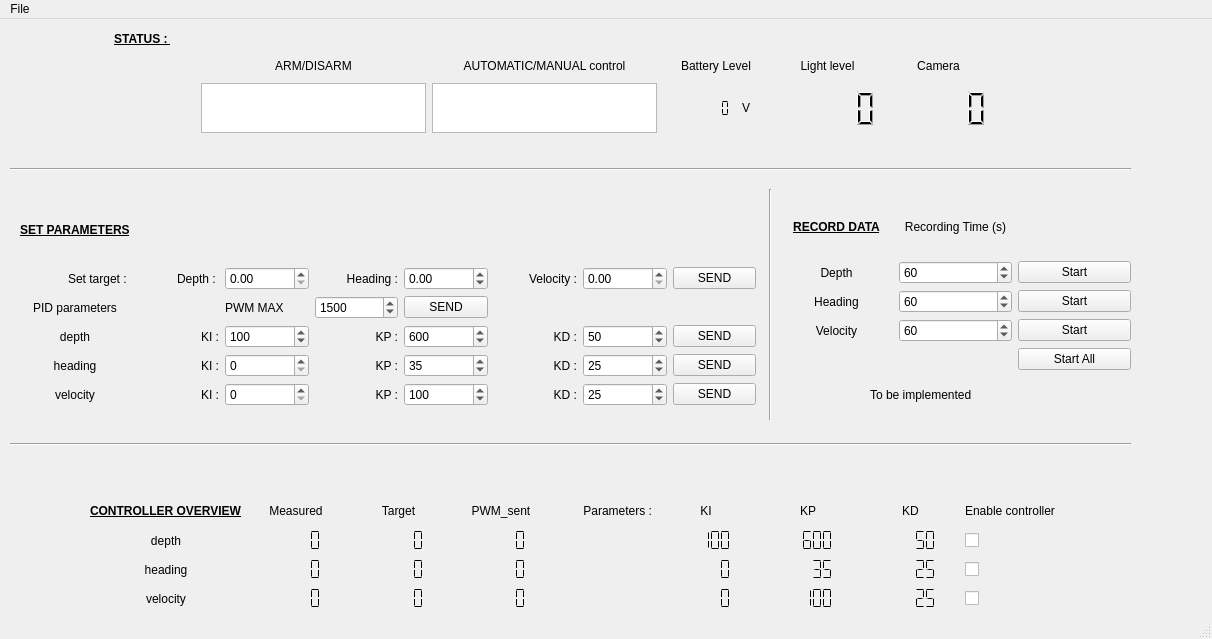
The window that src/interface/BlueRov2.ui (cyrilcotsaftis/bluerov_ros_playground) describes before a commit, drawn with Qt 5.
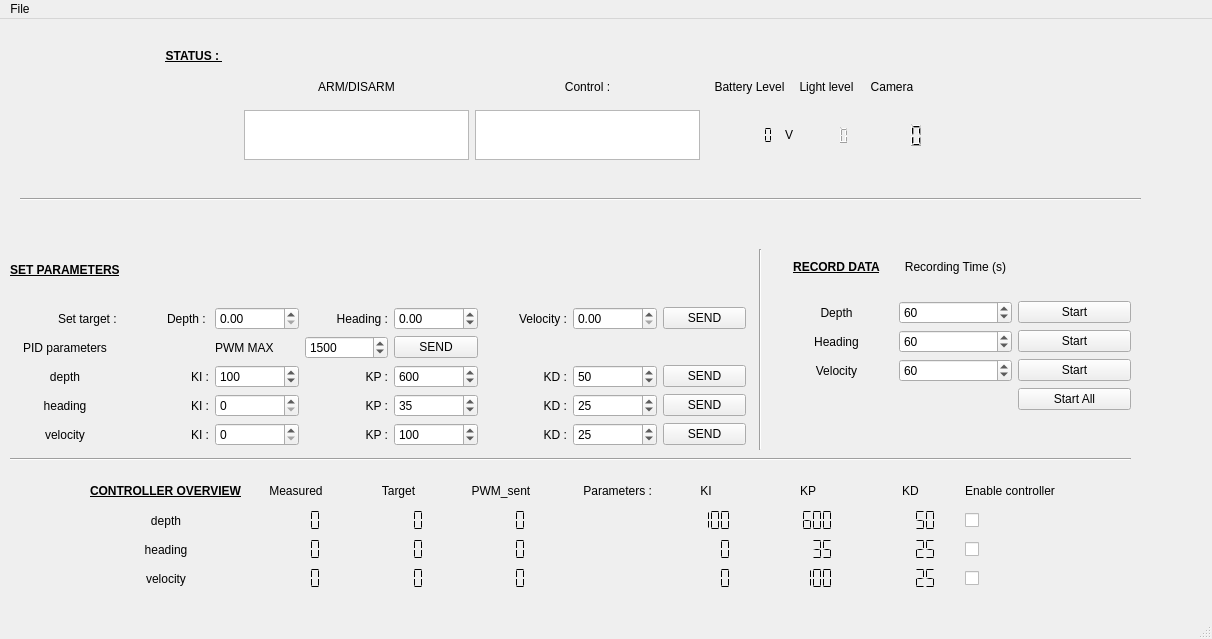
The same window after the commit.

The edit to the form file:
```diff
--- a/src/interface/BlueRov2.ui
+++ b/src/interface/BlueRov2.ui
@@ -26,8 +26,8 @@
    <widget class="QWidget" name="gridLayoutWidget">
     <property name="geometry">
      <rect>
-      <x>20</x>
-      <y>180</y>
+      <x>10</x>
+      <y>220</y>
       <width>736</width>
       <height>207</height>
      </rect>
@@ -261,6 +261,12 @@
      </item>
      <item row="4" column="2">
       <widget class="QSpinBox" name="spinBox_KI_heading">
+       <property name="autoFillBackground">
+        <bool>false</bool>
+       </property>
+       <property name="inputMethodHints">
+        <set>Qt::ImhDigitsOnly</set>
+       </property>
        <property name="maximum">
         <number>1000</number>
        </property>
@@ -393,7 +399,7 @@
     <property name="geometry">
      <rect>
       <x>90</x>
-      <y>480</y>
+      <y>460</y>
       <width>971</width>
       <height>111</height>
      </rect>
@@ -762,53 +768,34 @@
    <widget class="QWidget" name="gridLayoutWidget_3">
     <property name="geometry">
      <rect>
-      <x>90</x>
-      <y>10</y>
-      <width>901</width>
-      <height>104</height>
+      <x>150</x>
+      <y>30</y>
+      <width>774</width>
+      <height>111</height>
      </rect>
     </property>
-    <layout class="QGridLayout" name="gridLayout_status" columnstretch="75,75,75,75,75,75" rowminimumheight="20,20,50">
+    <layout class="QGridLayout" name="gridLayout_status" columnstretch="75,0,0,0,0,0">
      <property name="sizeConstraint">
       <enum>QLayout::SetDefaultConstraint</enum>
      </property>
-     <item row="2" column="3">
-      <layout class="QHBoxLayout" name="horizontalLayout">
-       <item>
-        <widget class="QLCDNumber" name="battery_level_display">
-         <property name="font">
-          <font>
-           <pointsize>20</pointsize>
-          </font>
-         </property>
-         <property name="layoutDirection">
-          <enum>Qt::LeftToRight</enum>
-         </property>
-         <property name="frameShape">
-          <enum>QFrame::NoFrame</enum>
-         </property>
-         <property name="smallDecimalPoint">
+     <item row="1" column="4">
+      <widget class="QLabel" name="label_35">
+       <property name="enabled">
           <bool>true</bool>
          </property>
-         <property name="digitCount">
-          <number>7</number>
-         </property>
-         <property name="segmentStyle">
-          <enum>QLCDNumber::Flat</enum>
-         </property>
-         <property name="intValue" stdset="0">
-          <number>0</number>
-         </property>
-        </widget>
-       </item>
-       <item>
-        <widget class="QLabel" name="label_36">
+       <property name="sizePolicy">
+        <sizepolicy hsizetype="Minimum" vsizetype="Expanding">
+         <horstretch>0</horstretch>
+         <verstretch>0</verstretch>
+        </sizepolicy>
+       </property>
          <property name="text">
-          <string>V</string>
-         </property>
-        </widget>
-       </item>
-      </layout>
+        <string>Light level</string>
+       </property>
+       <property name="alignment">
+        <set>Qt::AlignCenter</set>
+       </property>
+      </widget>
      </item>
      <item row="1" column="1">
       <widget class="QLabel" name="label_32">
@@ -823,7 +810,7 @@
      <item row="1" column="2">
       <widget class="QLabel" name="label_33">
        <property name="text">
-        <string>AUTOMATIC/MANUAL control</string>
+        <string>Control :</string>
        </property>
        <property name="alignment">
         <set>Qt::AlignCenter</set>
@@ -847,25 +834,6 @@
        </property>
       </widget>
      </item>
-     <item row="1" column="3">
-      <widget class="QLabel" name="label_34">
-       <property name="sizePolicy">
-        <sizepolicy hsizetype="Preferred" vsizetype="Preferred">
-         <horstretch>1</horstretch>
-         <verstretch>0</verstretch>
-        </sizepolicy>
-       </property>
-       <property name="inputMethodHints">
-        <set>Qt::ImhNone</set>
-       </property>
-       <property name="text">
-        <string>Battery Level</string>
-       </property>
-       <property name="alignment">
-        <set>Qt::AlignCenter</set>
-       </property>
-      </widget>
-     </item>
      <item row="2" column="1">
       <widget class="QTextBrowser" name="arm_disarm_display">
        <property name="sizePolicy">
@@ -905,25 +873,6 @@
        </property>
       </widget>
      </item>
-     <item row="1" column="4">
-      <widget class="QLabel" name="label_35">
-       <property name="enabled">
-        <bool>true</bool>
-       </property>
-       <property name="sizePolicy">
-        <sizepolicy hsizetype="Minimum" vsizetype="Expanding">
-         <horstretch>0</horstretch>
-         <verstretch>0</verstretch>
-        </sizepolicy>
-       </property>
-       <property name="text">
-        <string>Light level</string>
-       </property>
-       <property name="alignment">
-        <set>Qt::AlignCenter</set>
-       </property>
-      </widget>
-     </item>
      <item row="1" column="5">
       <widget class="QLabel" name="label_44">
        <property name="text">
@@ -947,13 +896,70 @@
        </property>
       </widget>
      </item>
+     <item row="2" column="3">
+      <layout class="QHBoxLayout" name="horizontalLayout">
+       <item>
+        <widget class="QLCDNumber" name="battery_level_display">
+         <property name="font">
+          <font>
+           <pointsize>20</pointsize>
+          </font>
+         </property>
+         <property name="layoutDirection">
+          <enum>Qt::LeftToRight</enum>
+         </property>
+         <property name="frameShape">
+          <enum>QFrame::NoFrame</enum>
+         </property>
+         <property name="smallDecimalPoint">
+          <bool>true</bool>
+         </property>
+         <property name="digitCount">
+          <number>7</number>
+         </property>
+         <property name="segmentStyle">
+          <enum>QLCDNumber::Flat</enum>
+         </property>
+         <property name="intValue" stdset="0">
+          <number>0</number>
+         </property>
+        </widget>
+       </item>
+       <item>
+        <widget class="QLabel" name="label_36">
+         <property name="text">
+          <string>V</string>
+         </property>
+        </widget>
+       </item>
+      </layout>
+     </item>
      <item row="2" column="4">
       <widget class="QLCDNumber" name="light_level_display">
        <property name="frameShape">
         <enum>QFrame::NoFrame</enum>
        </property>
        <property name="smallDecimalPoint">
-        <bool>false</bool>
+        <bool>true</bool>
+       </property>
+      </widget>
+     </item>
+     <item row="1" column="3">
+      <widget class="QLabel" name="label_34">
+       <property name="sizePolicy">
+        <sizepolicy hsizetype="Preferred" vsizetype="Preferred">
+         <horstretch>1</horstretch>
+         <verstretch>0</verstretch>
+        </sizepolicy>
+       </property>
+       <property name="inputMethodHints">
+        <set>Qt::ImhNone</set>
+       </property>
+       <property name="text">
+        <string>Battery Level</string>
+       </property>
+       <property name="alignment">
+        <set>Qt::AlignCenter</set>
        </property>
       </widget>
      </item>
@@ -963,7 +969,7 @@
     <property name="geometry">
      <rect>
       <x>780</x>
-      <y>180</y>
+      <y>220</y>
       <width>351</width>
       <height>171</height>
      </rect>
@@ -1110,8 +1116,8 @@
    <widget class="Line" name="line">
     <property name="geometry">
      <rect>
-      <x>10</x>
-      <y>140</y>
+      <x>20</x>
+      <y>170</y>
       <width>1121</width>
       <height>20</height>
      </rect>
@@ -1124,9 +1130,9 @@
     <property name="geometry">
      <rect>
       <x>10</x>
-      <y>390</y>
+      <y>430</y>
       <width>1121</width>
-      <height>71</height>
+      <height>21</height>
      </rect>
     </property>
     <property name="orientation">
@@ -1136,29 +1142,16 @@
    <widget class="Line" name="line_3">
     <property name="geometry">
      <rect>
-      <x>760</x>
-      <y>170</y>
+      <x>750</x>
+      <y>230</y>
       <width>20</width>
-      <height>231</height>
+      <height>201</height>
      </rect>
     </property>
     <property name="orientation">
      <enum>Qt::Vertical</enum>
     </property>
    </widget>
-   <widget class="QLabel" name="label_45">
-    <property name="geometry">
-     <rect>
-      <x>870</x>
-      <y>360</y>
-      <width>161</width>
-      <height>31</height>
-     </rect>
-    </property>
-    <property name="text">
-     <string>To be implemented</string>
-    </property>
-   </widget>
   </widget>
   <widget class="QMenuBar" name="menubar">
    <property name="geometry">
```
Left out of the diff: 4 changed lines with no effect on the pictures. Lines whose indentation alone changed are shown as unchanged.
